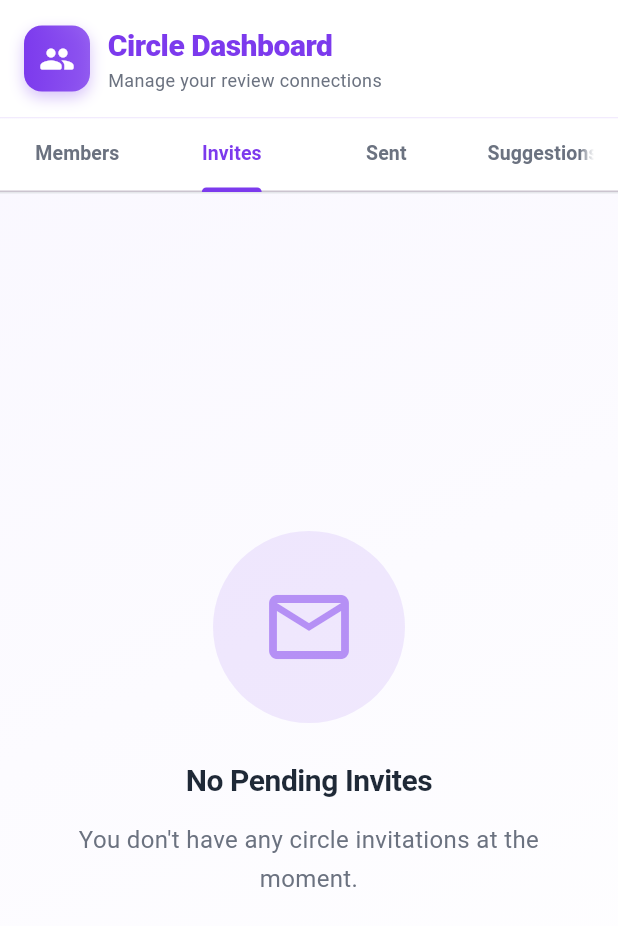
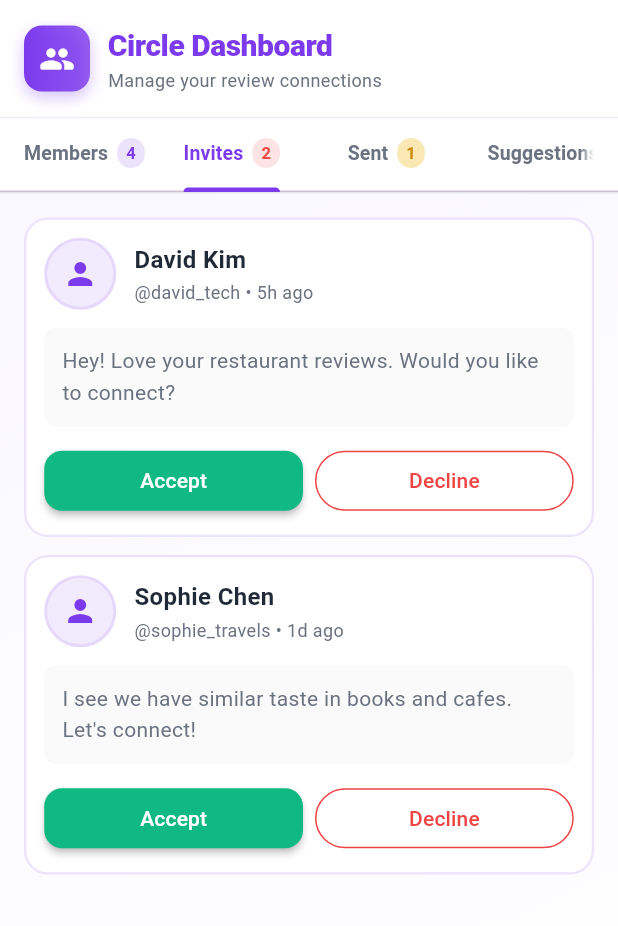
Before and after one commit to Mahamudul42/reviewinn_project, a Flutter app: the CircleScreen screen opened directly, tab 2 chosen, on a phone screen of 412 x 824 dp. Shown: the top 926 px of the screen. Run offline on Flutter 3.47's test engine with Material 3 defaults, Android fonts, the light colour scheme and no system bars; drawn by our look-alikes of cached_network_image; our stand-ins replace flutter_rating_bar, flutter_secure_storage, image_picker, share_plus, shared_preferences; accounts and stored records are empty; network calls fail.

Commit message:
circle_update

```diff
--- a/reviewinn-mobile/lib/screens/circle_screen.dart
+++ b/reviewinn-mobile/lib/screens/circle_screen.dart
@@ -3,8 +3,7 @@ import 'package:provider/provider.dart';
 import '../config/app_theme.dart';
 import '../providers/auth_provider.dart';
 import '../models/circle_models.dart';
-import '../services/circle_service.dart';
-import '../services/auth_service.dart';
+import '../services/mock_circle_service.dart';
 import '../widgets/user_display.dart';
 
 class CircleScreen extends StatefulWidget {
@@ -17,14 +16,20 @@ class CircleScreen extends StatefulWidget {
 class _CircleScreenState extends State<CircleScreen>
     with SingleTickerProviderStateMixin {
   late TabController _tabController;
-  final CircleService _circleService = CircleService();
-  final AuthService _authService = AuthService();
+  final MockCircleService _circleService = MockCircleService();
 
   // Data
+
   List<CircleMember> _members = [];
   List<CircleInvite> _invites = [];
   List<CircleRequest> _sentRequests = [];
   List<CircleSuggestion> _suggestions = [];
+
+  // Search controllers
+  final TextEditingController _memberSearchController = TextEditingController();
+  String _memberSearchQuery = '';
+  final TextEditingController _suggestionSearchController = TextEditingController();
+  String _suggestionSearchQuery = '';
 
   bool _isLoading = true;
   String? _error;
@@ -42,28 +47,21 @@ class _CircleScreenState extends State<CircleScreen>
   @override
   void dispose() {
     _tabController.dispose();
+    _memberSearchController.dispose();
+    _suggestionSearchController.dispose();
     super.dispose();
   }
 
   Future<void> _loadData() async {
-    final token = await _authService.getToken();
-
-    if (token == null) {
-      setState(() {
-        _isLoading = false;
-        _error = 'Not authenticated';
-      });
-      return;
-    }
-
     setState(() => _isLoading = true);
 
     try {
+      // Using mock service - no token needed
       final results = await Future.wait([
-        _circleService.getMembers(token),
-        _circleService.getInvites(token),
-        _circleService.getSentRequests(token),
-        _circleService.getSuggestions(token),
+        _circleService.getMembers('mock_token'),
+        _circleService.getInvites('mock_token'),
+        _circleService.getSentRequests('mock_token'),
+        _circleService.getSuggestions('mock_token'),
       ]);
 
       setState(() {
@@ -98,12 +96,8 @@ class _CircleScreenState extends State<CircleScreen>
     TrustLevel trustLevel,
     String userName,
   ) async {
-    final token = await _authService.getToken();
-
-    if (token == null) return;
-
-    final success =
-        await _circleService.updateTrustLevel(token, connectionId, trustLevel);
+    final success = await _circleService.updateTrustLevel(
+        'mock_token', connectionId, trustLevel);
 
     if (success) {
       ScaffoldMessenger.of(context).showSnackBar(
@@ -124,11 +118,7 @@ class _CircleScreenState extends State<CircleScreen>
   }
 
   Future<void> _removeMember(String connectionId, String userName) async {
-    final token = await _authService.getToken();
-
-    if (token == null) return;
-
-    final success = await _circleService.removeMember(token, connectionId);
+    final success = await _circleService.removeMember('mock_token', connectionId);
 
     if (success) {
       ScaffoldMessenger.of(context).showSnackBar(
@@ -142,11 +132,7 @@ class _CircleScreenState extends State<CircleScreen>
   }
 
   Future<void> _blockUser(String userId, String userName) async {
-    final token = await _authService.getToken();
-
-    if (token == null) return;
-
-    final success = await _circleService.blockUser(token, userId);
+    final success = await _circleService.blockUser('mock_token', userId);
 
     if (success) {
       ScaffoldMessenger.of(context).showSnackBar(
@@ -160,11 +146,7 @@ class _CircleScreenState extends State<CircleScreen>
   }
 
   Future<void> _acceptInvite(CircleInvite invite) async {
-    final token = await _authService.getToken();
-
-    if (token == null) return;
-
-    final success = await _circleService.acceptInvite(token, invite.inviteId);
+    final success = await _circleService.acceptInvite('mock_token', invite.inviteId);
 
     if (success) {
       ScaffoldMessenger.of(context).showSnackBar(
@@ -178,11 +160,7 @@ class _CircleScreenState extends State<CircleScreen>
   }
 
   Future<void> _rejectInvite(CircleInvite invite) async {
-    final token = await _authService.getToken();
-
-    if (token == null) return;
-
-    final success = await _circleService.rejectInvite(token, invite.inviteId);
+    final success = await _circleService.rejectInvite('mock_token', invite.inviteId);
 
     if (success) {
       ScaffoldMessenger.of(context).showSnackBar(
@@ -195,11 +173,7 @@ class _CircleScreenState extends State<CircleScreen>
   }
 
   Future<void> _cancelRequest(CircleRequest request) async {
-    final token = await _authService.getToken();
-
-    if (token == null) return;
-
-    final success = await _circleService.cancelRequest(token, request.requestId);
+    final success = await _circleService.cancelRequest('mock_token', request.requestId);
 
     if (success) {
       ScaffoldMessenger.of(context).showSnackBar(
@@ -212,12 +186,8 @@ class _CircleScreenState extends State<CircleScreen>
   }
 
   Future<void> _sendRequest(CircleSuggestion suggestion) async {
-    final token = await _authService.getToken();
-
-    if (token == null) return;
-
     final success = await _circleService.sendRequest(
-      token,
+      'mock_token',
       suggestion.user.id,
       'I would like to connect!',
     );
@@ -483,25 +453,50 @@ class _CircleScreenState extends State<CircleScreen>
   }
 
   Widget _buildMembersTab() {
-    if (_members.isEmpty) {
-      return _buildEmptyState(
+    final filteredMembers = _memberSearchQuery.isEmpty
+        ? _members
+        : _members.where((m) => m.user.name.toLowerCase().contains(_memberSearchQuery.toLowerCase())).toList();
+
+    return Column(
+      children: [
+        Padding(
+          padding: const EdgeInsets.fromLTRB(20, 20, 20, 8),
+          child: TextField(
+            controller: _memberSearchController,
+            onChanged: (value) => setState(() => _memberSearchQuery = value),
+            decoration: InputDecoration(
+              hintText: 'Search friends...',
+              prefixIcon: Icon(Icons.search, color: AppTheme.primaryPurple),
+              filled: true,
+              fillColor: AppTheme.primaryPurple.withOpacity(0.06),
+              contentPadding: const EdgeInsets.symmetric(vertical: 0, horizontal: 16),
+              border: OutlineInputBorder(
+                borderRadius: BorderRadius.circular(30),
+                borderSide: BorderSide.none,
+              ),
+            ),
+          ),
+        ),
+        Expanded(
+          child: filteredMembers.isEmpty
+              ? _buildEmptyState(
                   icon: Icons.people_outline,
                   title: 'No Circle Members Yet',
-        description:
-            'Your review circle is ready to grow! Start building your trusted network.',
-      );
-    }
-
-    return RefreshIndicator(
+                  description: 'Your review circle is ready to grow! Start building your trusted network.',
+                )
+              : RefreshIndicator(
                   onRefresh: _loadData,
                   child: ListView.builder(
                     padding: const EdgeInsets.all(AppTheme.spaceL),
-        itemCount: _members.length,
+                    itemCount: filteredMembers.length,
                     itemBuilder: (context, index) {
-          final member = _members[index];
+                      final member = filteredMembers[index];
                       return _buildMemberCard(member);
                     },
                   ),
+                ),
+        ),
+      ],
     );
   }
 
@@ -954,24 +949,53 @@ class _CircleScreenState extends State<CircleScreen>
   }
 
   Widget _buildSuggestionsTab() {
-    if (_suggestions.isEmpty) {
-      return _buildEmptyState(
+    final filteredSuggestions = _suggestionSearchQuery.isEmpty
+        ? _suggestions
+        : _suggestions.where((s) =>
+            s.user.name.toLowerCase().contains(_suggestionSearchQuery.toLowerCase()) ||
+            s.reason.toLowerCase().contains(_suggestionSearchQuery.toLowerCase())
+          ).toList();
+
+    return Column(
+      children: [
+        Padding(
+          padding: const EdgeInsets.fromLTRB(20, 20, 20, 8),
+          child: TextField(
+            controller: _suggestionSearchController,
+            onChanged: (value) => setState(() => _suggestionSearchQuery = value),
+            decoration: InputDecoration(
+              hintText: 'Search suggestions...',
+              prefixIcon: Icon(Icons.search, color: AppTheme.successGreen),
+              filled: true,
+              fillColor: AppTheme.successGreen.withOpacity(0.07),
+              contentPadding: const EdgeInsets.symmetric(vertical: 0, horizontal: 16),
+              border: OutlineInputBorder(
+                borderRadius: BorderRadius.circular(30),
+                borderSide: BorderSide.none,
+              ),
+            ),
+          ),
+        ),
+        Expanded(
+          child: filteredSuggestions.isEmpty
+              ? _buildEmptyState(
                   icon: Icons.lightbulb_outline,
                   title: 'No Suggestions',
                   description: 'We\'ll suggest people you might want to connect with.',
-      );
-    }
-
-    return RefreshIndicator(
+                )
+              : RefreshIndicator(
                   onRefresh: _loadData,
                   child: ListView.builder(
                     padding: const EdgeInsets.all(AppTheme.spaceL),
-        itemCount: _suggestions.length,
+                    itemCount: filteredSuggestions.length,
                     itemBuilder: (context, index) {
-          final suggestion = _suggestions[index];
+                      final suggestion = filteredSuggestions[index];
                       return _buildSuggestionCard(suggestion);
                     },
                   ),
+                ),
+        ),
+      ],
     );
   }
 
--- /dev/null
+++ b/reviewinn-mobile/lib/services/mock_circle_service.dart
@@ -0,0 +1,313 @@
+import '../models/circle_models.dart';
+
+class MockCircleService {
+  // Mock current user ID
+  static const String currentUserId = '1';
+
+  // Mock users
+  static final List<CircleUser> mockUsers = [
+    CircleUser(
+      id: '2',
+      name: 'Alex Martinez',
+      username: 'alex_reviews',
+      avatar: 'https://i.pravatar.cc/150?img=12',
+      email: 'alex@example.com',
+    ),
+    CircleUser(
+      id: '3',
+      name: 'Priya Sharma',
+      username: 'priya_foodie',
+      avatar: 'https://i.pravatar.cc/150?img=9',
+      email: 'priya@example.com',
+    ),
+    CircleUser(
+      id: '4',
+      name: 'James Wilson',
+      username: 'james_w',
+      avatar: 'https://i.pravatar.cc/150?img=13',
+      email: 'james@example.com',
+    ),
+    CircleUser(
+      id: '5',
+      name: 'Maria Garcia',
+      username: 'maria_explorer',
+      avatar: 'https://i.pravatar.cc/150?img=24',
+      email: 'maria@example.com',
+    ),
+    CircleUser(
+      id: '6',
+      name: 'David Kim',
+      username: 'david_tech',
+      avatar: 'https://i.pravatar.cc/150?img=15',
+      email: 'david@example.com',
+    ),
+    CircleUser(
+      id: '7',
+      name: 'Sophie Chen',
+      username: 'sophie_travels',
+      avatar: 'https://i.pravatar.cc/150?img=44',
+      email: 'sophie@example.com',
+    ),
+    CircleUser(
+      id: '8',
+      name: 'Mohammed Ali',
+      username: 'mo_reviews',
+      avatar: 'https://i.pravatar.cc/150?img=33',
+      email: 'mo@example.com',
+    ),
+    CircleUser(
+      id: '9',
+      name: 'Emma Thompson',
+      username: 'emma_t',
+      avatar: 'https://i.pravatar.cc/150?img=20',
+      email: 'emma@example.com',
+    ),
+  ];
+
+  // Mock circle members
+  static List<CircleMember> _members = [
+    CircleMember(
+      connectionId: 'conn_1',
+      user: mockUsers[0], // Alex
+      trustLevel: TrustLevel.reviewMentor,
+      tasteMatchScore: 92.5,
+      interactionCount: 45,
+      connectedSince: DateTime.now().subtract(const Duration(days: 120)),
+    ),
+    CircleMember(
+      connectionId: 'conn_2',
+      user: mockUsers[1], // Priya
+      trustLevel: TrustLevel.reviewAlly,
+      tasteMatchScore: 88.0,
+      interactionCount: 32,
+      connectedSince: DateTime.now().subtract(const Duration(days: 90)),
+    ),
+    CircleMember(
+      connectionId: 'conn_3',
+      user: mockUsers[2], // James
+      trustLevel: TrustLevel.trustedReviewer,
+      tasteMatchScore: 75.5,
+      interactionCount: 18,
+      connectedSince: DateTime.now().subtract(const Duration(days: 60)),
+    ),
+    CircleMember(
+      connectionId: 'conn_4',
+      user: mockUsers[3], // Maria
+      trustLevel: TrustLevel.reviewer,
+      tasteMatchScore: 68.0,
+      interactionCount: 12,
+      connectedSince: DateTime.now().subtract(const Duration(days: 30)),
+    ),
+  ];
+
+  // Mock invites
+  static List<CircleInvite> _invites = [
+    CircleInvite(
+      inviteId: 'inv_1',
+      sender: mockUsers[4], // David
+      message: 'Hey! Love your restaurant reviews. Would you like to connect?',
+      createdAt: DateTime.now().subtract(const Duration(hours: 5)),
+    ),
+    CircleInvite(
+      inviteId: 'inv_2',
+      sender: mockUsers[5], // Sophie
+      message: 'I see we have similar taste in books and cafes. Let\'s connect!',
+      createdAt: DateTime.now().subtract(const Duration(days: 1)),
+    ),
+  ];
+
+  // Mock sent requests
+  static List<CircleRequest> _sentRequests = [
+    CircleRequest(
+      requestId: 'req_1',
+      user: mockUsers[6], // Mohammed
+      message: 'Hi! I enjoyed your tech product reviews. Would love to connect!',
+      status: RequestStatus.pending,
+      createdAt: DateTime.now().subtract(const Duration(days: 2)),
+    ),
+  ];
+
+  // Mock suggestions
+  static List<CircleSuggestion> _suggestions = [
+    CircleSuggestion(
+      user: mockUsers[7], // Emma
+      tasteMatchScore: 85.5,
+      mutualFriends: 3,
+      reason: 'Similar taste in restaurants and travel destinations',
+    ),
+    CircleSuggestion(
+      user: mockUsers[6], // Mohammed (if not in sent requests)
+      tasteMatchScore: 78.0,
+      mutualFriends: 2,
+      reason: 'Both review tech products and gaming accessories',
+    ),
+  ];
+
+  // Get circle members
+  Future<List<CircleMember>> getMembers(String token) async {
+    await Future.delayed(const Duration(milliseconds: 500));
+    return List.from(_members);
+  }
+
+  // Get circle invites
+  Future<List<CircleInvite>> getInvites(String token) async {
+    await Future.delayed(const Duration(milliseconds: 400));
+    return List.from(_invites);
+  }
+
+  // Get sent requests
+  Future<List<CircleRequest>> getSentRequests(String token) async {
+    await Future.delayed(const Duration(milliseconds: 400));
+    return List.from(_sentRequests);
+  }
+
+  // Get suggestions
+  Future<List<CircleSuggestion>> getSuggestions(String token) async {
+    await Future.delayed(const Duration(milliseconds: 500));
+    return List.from(_suggestions);
+  }
+
+  // Accept invite
+  Future<bool> acceptInvite(String token, String inviteId) async {
+    await Future.delayed(const Duration(milliseconds: 300));
+
+    final inviteIndex = _invites.indexWhere((inv) => inv.inviteId == inviteId);
+    if (inviteIndex != -1) {
+      final invite = _invites[inviteIndex];
+
+      // Add to members
+      _members.add(CircleMember(
+        connectionId: 'conn_${DateTime.now().millisecondsSinceEpoch}',
+        user: invite.sender,
+        trustLevel: TrustLevel.reviewer,
+        tasteMatchScore: 70.0,
+        interactionCount: 0,
+        connectedSince: DateTime.now(),
+      ));
+
+      // Remove from invites
+      _invites.removeAt(inviteIndex);
+
+      return true;
+    }
+    return false;
+  }
+
+  // Reject invite
+  Future<bool> rejectInvite(String token, String inviteId) async {
+    await Future.delayed(const Duration(milliseconds: 300));
+
+    _invites.removeWhere((inv) => inv.inviteId == inviteId);
+    return true;
+  }
+
+  // Send request
+  Future<bool> sendRequest(String token, String userId, String message) async {
+    await Future.delayed(const Duration(milliseconds: 400));
+
+    final user = mockUsers.firstWhere(
+      (u) => u.id == userId,
+      orElse: () => mockUsers.last,
+    );
+
+    _sentRequests.add(CircleRequest(
+      requestId: 'req_${DateTime.now().millisecondsSinceEpoch}',
+      user: user,
+      message: message,
+      status: RequestStatus.pending,
+      createdAt: DateTime.now(),
+    ));
+
+    // Remove from suggestions
+    _suggestions.removeWhere((s) => s.user.id == userId);
+
+    return true;
+  }
+
+  // Cancel request
+  Future<bool> cancelRequest(String token, String requestId) async {
+    await Future.delayed(const Duration(milliseconds: 300));
+
+    final requestIndex = _sentRequests.indexWhere((req) => req.requestId == requestId);
+    if (requestIndex != -1) {
+      final request = _sentRequests[requestIndex];
+
+      // Add back to suggestions
+      _suggestions.add(CircleSuggestion(
+        user: request.user,
+        tasteMatchScore: 70.0,
+        mutualFriends: 1,
+        reason: 'You might be interested in their reviews',
+      ));
+
+      _sentRequests.removeAt(requestIndex);
+      return true;
+    }
+    return false;
+  }
+
+  // Update trust level
+  Future<bool> updateTrustLevel(
+    String token,
+    String connectionId,
+    TrustLevel trustLevel,
+  ) async {
+    await Future.delayed(const Duration(milliseconds: 300));
+
+    final memberIndex = _members.indexWhere((m) => m.connectionId == connectionId);
+    if (memberIndex != -1) {
+      final member = _members[memberIndex];
+      _members[memberIndex] = CircleMember(
+        connectionId: member.connectionId,
+        user: member.user,
+        trustLevel: trustLevel,
+        tasteMatchScore: member.tasteMatchScore,
+        interactionCount: member.interactionCount,
+        connectedSince: member.connectedSince,
+      );
+      return true;
+    }
+    return false;
+  }
+
+  // Remove member
+  Future<bool> removeMember(String token, String connectionId) async {
+    await Future.delayed(const Duration(milliseconds: 300));
+
+    final memberIndex = _members.indexWhere((m) => m.connectionId == connectionId);
+    if (memberIndex != -1) {
+      final member = _members[memberIndex];
+
+      // Add to suggestions
+      _suggestions.add(CircleSuggestion(
+        user: member.user,
+        tasteMatchScore: member.tasteMatchScore,
+        mutualFriends: 0,
+        reason: 'Previously in your circle',
+      ));
+
+      _members.removeAt(memberIndex);
+      return true;
+    }
+    return false;
+  }
+
+  // Block member
+  Future<bool> blockMember(String token, String connectionId) async {
+    await Future.delayed(const Duration(milliseconds: 300));
+
+    _members.removeWhere((m) => m.connectionId == connectionId);
+    return true;
+  }
+
+  // Block user (for blocking from suggestions or other places)
+  Future<bool> blockUser(String token, String userId) async {
+    await Future.delayed(const Duration(milliseconds: 300));
+
+    // Remove from members if exists
+    _members.removeWhere((m) => m.user.id == userId);
+    // Remove from suggestions
+    _suggestions.removeWhere((s) => s.user.id == userId);
+    return true;
+  }
+}
```
Lines whose indentation alone changed are shown as unchanged.
